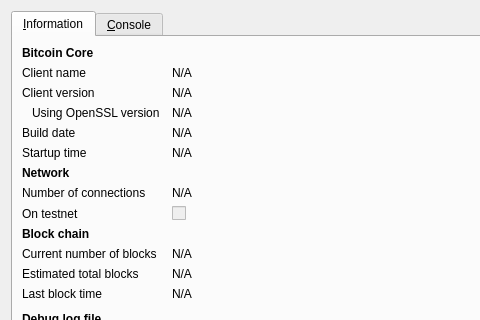
Before: the Qt Designer form src/qt/forms/rpcconsole.ui in neiros/TDC, drawn with Qt 5; both pictures show x 0 to 480 and y 0 to 320 of the 740 by 450 pixel window.
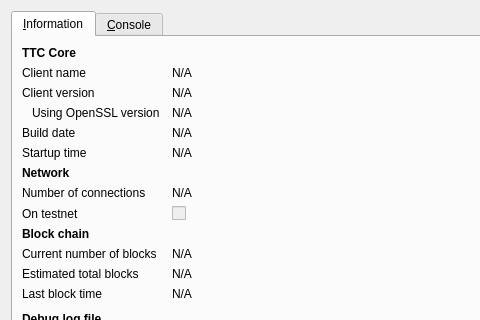
After: the same form once the commit is applied. Icons and pictures are not drawn.

```diff
--- a/src/qt/forms/rpcconsole.ui
+++ b/src/qt/forms/rpcconsole.ui
@@ -36,7 +36,7 @@
           </font>
          </property>
          <property name="text">
-          <string>Bitcoin Core</string>
+          <string>TTC Core</string>
          </property>
         </widget>
        </item>
```
